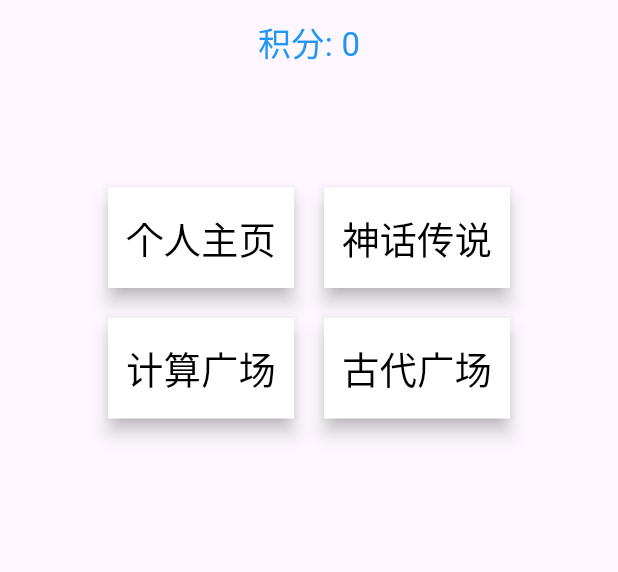
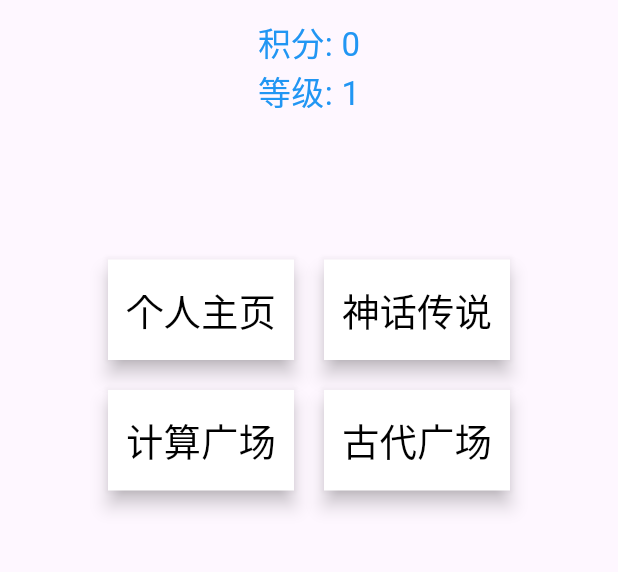
Before and after one commit to hunter-hongg/StudyPlatform, a Flutter app: the screen it shows after launch, on a phone screen of 412 x 824 dp, the part 81-653 px from its top. Run offline on Flutter 3.47's test engine with Material 3 defaults, Android fonts, the phone set to English and light mode, and no system bars; our stand-ins replace flutter_riverpod.

Commit message:
实现积分等级显示

```diff
--- a/analysis_options.yaml
+++ b/analysis_options.yaml
@@ -21,7 +21,7 @@ linter:
   # `// ignore_for_file: name_of_lint` syntax on the line or in the file
   # producing the lint.
   rules:
-    # avoid_print: false  # Uncomment to disable the `avoid_print` rule
+    avoid_print: false  # Uncomment to disable the `avoid_print` rule
     # prefer_single_quotes: true  # Uncomment to enable the `prefer_single_quotes` rule
 
 # Additional information about this file can be found at
--- a/lib/pages/home_page.dart
+++ b/lib/pages/home_page.dart
@@ -1,6 +1,7 @@
 import 'package:flutter/material.dart';
 import 'package:flutter_riverpod/flutter_riverpod.dart';
 import 'package:study_platform/logic/env_mod.dart';
+import 'package:study_platform/logic/jifen.dart';
 import 'package:study_platform/vars/files.dart';
 import 'package:study_platform/vars/styles.dart';
 
@@ -13,6 +14,8 @@ class HomePage extends ConsumerWidget {
   @override
   Widget build(BuildContext context, WidgetRef ref) {
     final jifenStr = Files.jiFenReader().readStrSafeSync();
+    final jifenInt = Files.jiFenReader().readIntSafeSync();
+    final jifenLev = Jifen.getLevel(jifenInt);
 
     // 左边列的项目
     final List<Widget> leftColumnItems = [
@@ -54,7 +57,8 @@ class HomePage extends ConsumerWidget {
         children: [
           SizedBox(height: 10),
           Text('积分: $jifenStr', style: Styles.showstrStyle()),
-          SizedBox(height: 80),
+          Text('等级: $jifenLev', style: Styles.showstrStyle()),
+          SizedBox(height: 95),
           Center(
               child: Row(
             spacing: 20,
```
